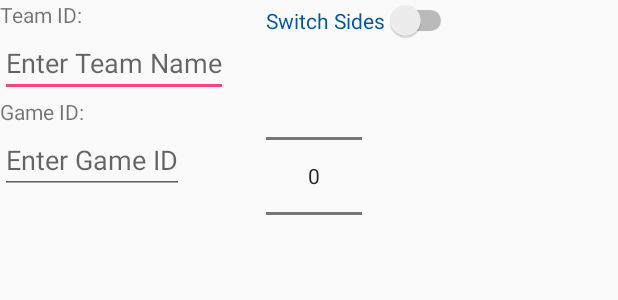
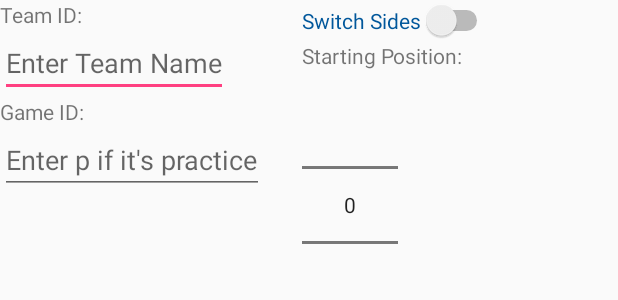
Before and after one commit to Chaminade-Application-Development-Club/Scout, an Android app: the layout newgamedialog.xml on its own in the app's theme, with its tools: preview values and no code run, on a phone screen of 412 x 824 dp. Shown: the top 300 px of the screen. Run offline under Robolectric (Android 15) with nearby library versions, the phone set to English and light mode, and no system bars.

Commit message:
Fixed life cycle bug, improved UI

```diff
--- a/app/src/main/java/com/example/huzheyuan/scout/activities/Frc2017Activity.java
+++ b/app/src/main/java/com/example/huzheyuan/scout/activities/Frc2017Activity.java
@@ -397,7 +397,8 @@ public class Frc2017Activity extends AppCompatActivity{
             @Override
             public boolean onLongClick(View v) {
                 startTime = tU.startTimer();
-                isHighGoal = true;
+                if(inGame) isHighGoal = true;
+                else isHighGoal = false;
                 FloatActionUtil.ProgressType type = mProgressTypes.poll();
                 Log.d(TAG, "onLongClick: " + type);
                 fab.setShowProgressBackground(false);
--- a/app/src/main/res/layout/newgamedialog.xml
+++ b/app/src/main/res/layout/newgamedialog.xml
@@ -25,7 +25,7 @@
             android:id="@+id/inputGameId"
             android:layout_width="wrap_content"
             android:layout_height="wrap_content"
-            android:hint="Enter Game ID"
+            android:hint="Enter p if it's practice"
             android:inputType="number" />
     </LinearLayout>
     <LinearLayout
@@ -42,6 +42,11 @@
             android:textOn="Blue"
             android:textColorHint="#01579B"
             />
+        <TextView
+            android:layout_width="wrap_content"
+            android:layout_height="wrap_content"
+            android:text="Starting Position:"/>
+
         <NumberPicker
             android:id="@+id/positionPicker"
             android:layout_width="wrap_content"
```
